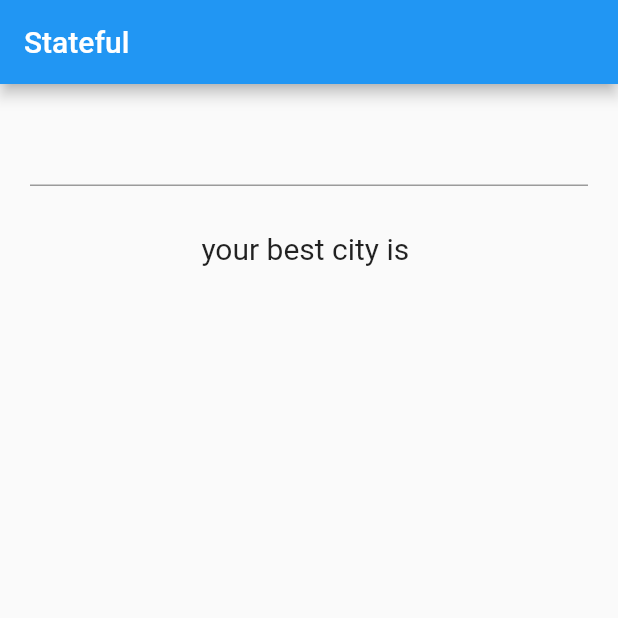
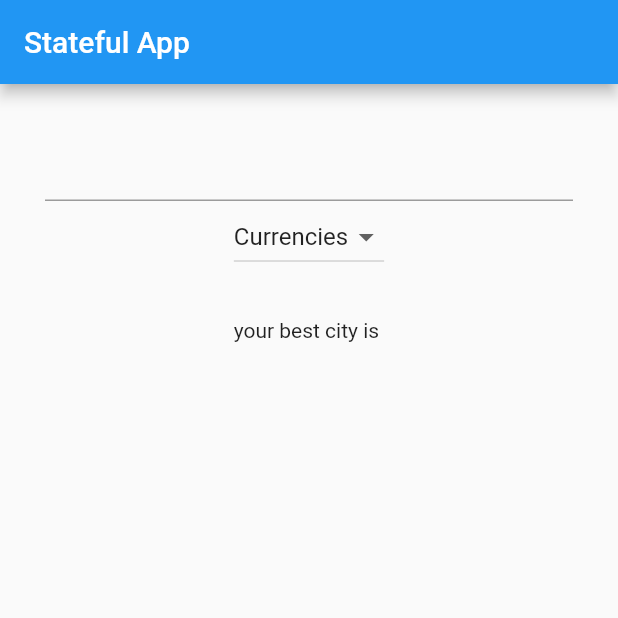
Before and after one commit to NazmulIslambd/app-practice, a Flutter app: the screen it shows after launch, on a phone screen of 412 x 824 dp, the top half of it. Run offline on Flutter 3.47's test engine with Material 2 defaults, Android fonts, the phone set to English and light mode, and no system bars.

Commit message:
here we created DropDown Button

```diff
--- a/lib/main.dart
+++ b/lib/main.dart
@@ -1,54 +1,75 @@
 import 'package:flutter/cupertino.dart';
 import 'package:flutter/material.dart';
 
-void main()=>runApp(Home());
+void main() => runApp(Home());
+
 class Home extends StatelessWidget {
   @override
   Widget build(BuildContext context) {
     return MaterialApp(
-      title: "Stateful App",
       debugShowCheckedModeBanner: false,
-      home: SafeArea(child: Scaffold(
-        appBar: AppBar (title: (Text("Stateful")),),
-        body :FavouriteCity()
+      title: 'Stateful Widget',
+      home: SafeArea(
+          child: Scaffold(
+            appBar: AppBar(
+              title: Text("Stateful App"),
+            ),
+            body: FavoriteCity(),
       )),
-
     );
   }
 }
-class FavouriteCity extends StatefulWidget {
+
+class FavoriteCity extends StatefulWidget {
   @override
-  _FavouriteCityState createState() => _FavouriteCityState();
+  _FavoriteCityState createState() => _FavoriteCityState();
 }
 
-class _FavouriteCityState extends State<FavouriteCity> {
- String nameCity ="";
+class _FavoriteCityState extends State<FavoriteCity> {
+
+  var cityName = "";
+  var _currencies = ['Tk','Dollars','Pounds','Others','Currencies'];
+  var _currentItemSelected = "Currencies";
 
   @override
   Widget build(BuildContext context) {
-    debugPrint(
-      "Favorite city Widget is created"
-    );
     return Container(
-      margin: EdgeInsets.all(20.0),
+      margin: EdgeInsets.all(30.0),
       child: Column(
         children: <Widget>[
-          TextField(onChanged: (String userInput){  //  replace onChanged by onSubmitted
-            setState(() {
-              debugPrint("set state is called , this tells framwork to redraw the favoite widget"); //  debugPrint called for testing pourpos.
-              nameCity = userInput;
-            });
-
-          },),
-          Padding(
-            padding:EdgeInsets.all(30.0),
-            child:  Text("your best city is $nameCity",style: TextStyle(fontSize: 20),),
-
-          )
+          TextField(
+            onSubmitted: (String userInput) {
+              setState(() {
+                cityName = userInput;
+              });
+            },
+          ),
+          DropdownButton<String>(
+          items: _currencies.map((String dropDownStringItem){
+            return DropdownMenuItem<String>(
+              value: dropDownStringItem,
+              child: Text(dropDownStringItem),
+            );
+          }).toList(),
+            onChanged: (String newValueSelected){
+            _onDropDownItemSelected(newValueSelected);
+            },
+            value: _currentItemSelected,
+          ),
 
 
+
+          Padding(
+            padding: EdgeInsets.all(30.0),
+            child: Text("your best city is $cityName"),
+          )
         ],
       ),
     );
   }
+  void _onDropDownItemSelected(String newValueSelected){
+    setState(() {
+      this._currentItemSelected=newValueSelected;
+    });
+  }
 }
```
